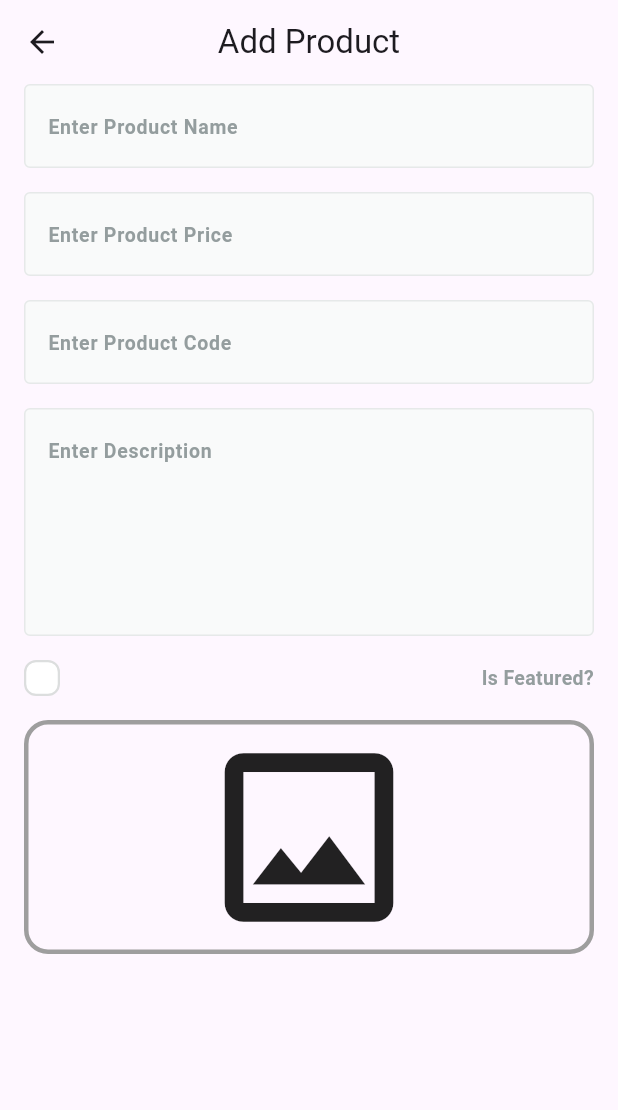
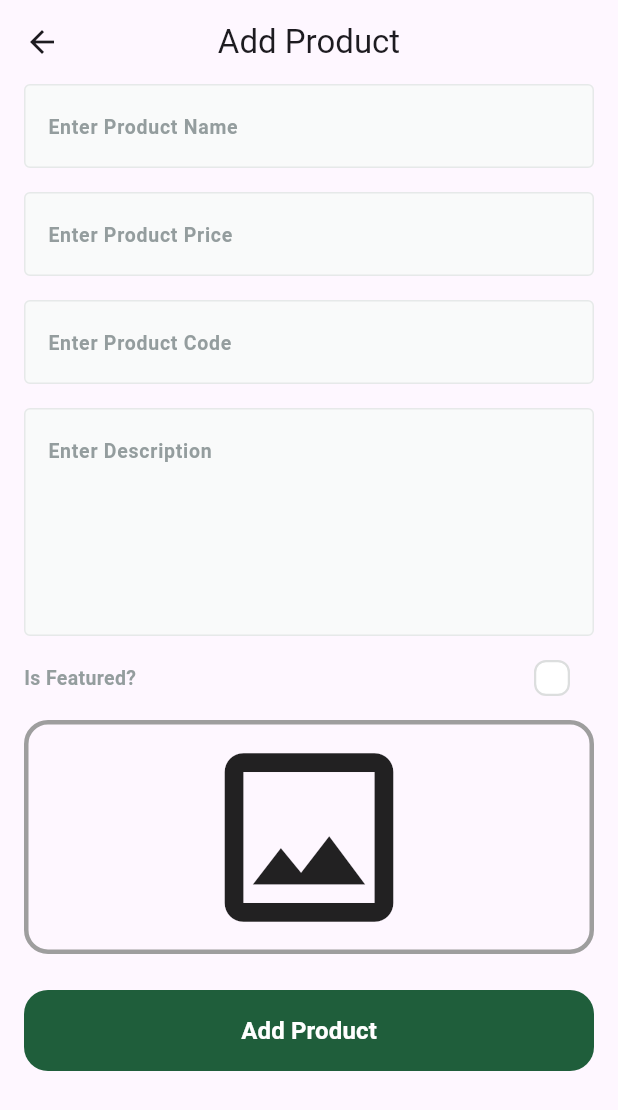
Before and after one commit to AmrElzohairy/fruits_hub_dashboard, a Flutter app: the AddProductView screen opened by its route, on a phone screen of 412 x 824 dp. Shown: the top 1110 px of the screen. Run offline on Flutter 3.47's test engine with Material 3 defaults, Android fonts, the phone set to English and light mode, and no system bars; drawn by our look-alikes of skeletonizer; our stand-ins replace firebase_core, image_picker; accounts and stored records are empty.

Commit message:
Add `AddProductInputEntity` and update `AddProductViewBody` with form validation and submission
- Introduced `AddProductInputEntity` to encapsulate product input data.
- Updated `AddProductViewBody` to include form validation, state management, and submission logic.
- Added `IsFeaturedChecked` widget for

```diff
--- /dev/null
+++ b/lib/features/add_product/domain/entities/add_product_input_entity.dart
@@ -0,0 +1,13 @@
+import 'dart:io';
+
+class AddProductInputEntity {
+  final String name;
+  final String code;
+  final String description;
+  final num price;
+  final File image;
+  final bool isFeatured;
+  final String? imageUrl;
+
+  AddProductInputEntity({required this.name, required this.code, required this.description, required this.price, required this.image, required this.isFeatured,  this.imageUrl});
+}
--- a/lib/features/add_product/presentation/ui/widgets/add_product_view_body.dart
+++ b/lib/features/add_product/presentation/ui/widgets/add_product_view_body.dart
@@ -1,7 +1,11 @@
+import 'dart:io';
+
 import 'package:flutter/material.dart';
+import 'package:fruits_hub_dashboard/core/widgets/custom_button.dart';
 import 'package:fruits_hub_dashboard/core/widgets/custom_text_form_feild.dart';
+import 'package:fruits_hub_dashboard/features/add_product/domain/entities/add_product_input_entity.dart';
 import 'package:fruits_hub_dashboard/features/add_product/presentation/ui/widgets/image_field.dart';
-import 'package:fruits_hub_dashboard/features/add_product/presentation/ui/widgets/terms_an_conditions.dart';
+import 'package:fruits_hub_dashboard/features/add_product/presentation/ui/widgets/is_featured_checked.dart';
 
 class AddProductViewBody extends StatefulWidget {
   const AddProductViewBody({super.key});
@@ -13,6 +17,10 @@ class AddProductViewBody extends StatefulWidget {
 class _AddProductViewBodyState extends State<AddProductViewBody> {
   final GlobalKey<FormState> _formKey = GlobalKey<FormState>();
   AutovalidateMode autovalidateMode = AutovalidateMode.disabled;
+  late String name, code, description;
+  late num price;
+  bool isFeatured = false;
+  File? pickedImage;
   @override
   Widget build(BuildContext context) {
     return Padding(
@@ -23,28 +31,40 @@ class _AddProductViewBodyState extends State<AddProductViewBody> {
           autovalidateMode: AutovalidateMode.disabled,
           child: Column(
             children: [
-                const CustomTextFormField(
+              CustomTextFormField(
+                onSaved: (value) {
+                  name = value!;
+                },
                 hintText: "Enter Product Name",
                 textInputType: TextInputType.text,
               ),
               const SizedBox(
                 height: 16,
               ),
-                const CustomTextFormField(
+              CustomTextFormField(
+                onSaved: (value) {
+                  price = num.parse(value!);
+                },
                 hintText: "Enter Product Price",
                 textInputType: TextInputType.number,
               ),
               const SizedBox(
                 height: 16,
               ),
-                const CustomTextFormField(
+              CustomTextFormField(
+                onSaved: (value) {
+                  code = value!.toLowerCase();
+                },
                 hintText: "Enter Product Code",
-                  textInputType: TextInputType.number,
+                textInputType: TextInputType.text,
               ),
               const SizedBox(
                 height: 16,
               ),
-                const CustomTextFormField(
+              CustomTextFormField(
+                onSaved: (value) {
+                  description = value!;
+                },
                 hintText: "Enter Description",
                 textInputType: TextInputType.text,
                 maxLines: 5,
@@ -53,19 +73,58 @@ class _AddProductViewBodyState extends State<AddProductViewBody> {
                 height: 16,
               ),
               IsFeaturedChecked(
-                  onChanged: (value) {},
+                onChanged: (value) {
+                  isFeatured = value;
+                },
               ),
               const SizedBox(
                 height: 16,
               ),
               ImageField(
-                  onValueChanged: (image) {},
+                onValueChanged: (image) {
+                  pickedImage = image;
+                },
               ),
               const SizedBox(
-                  height: 16,
+                height: 24,
+              ),
+              CustomButton(
+                onPressed: () {
+                  if (pickedImage != null) {
+                    if (_formKey.currentState!.validate()) {
+                      _formKey.currentState!.save();
+                      AddProductInputEntity(
+                          name: name,
+                          code: code,
+                          description: description,
+                          price: price,
+                          image: pickedImage!,
+                          isFeatured: isFeatured);
+                    } else {
+                      setState(() {
+                        autovalidateMode = AutovalidateMode.always;
+                      });
+                    }
+                  } else {
+                    showError(context);
+                  }
+                },
+                text: "Add Product",
+              ),
+              const SizedBox(
+                height: 24,
               ),
             ],
-            )),
+          ),
+        ),
+      ),
+    );
+  }
+
+  void showError(BuildContext context) {
+    ScaffoldMessenger.of(context).showSnackBar(
+      const SnackBar(
+        content: Text("Please Select Product Image"),
       ),
     );
   }
--- a/lib/features/add_product/presentation/ui/widgets/terms_an_conditions.dart
+++ b/lib/features/add_product/presentation/ui/widgets/is_featured_checked.dart
@@ -17,17 +17,6 @@ class _IsFeaturedCheckedState extends State<IsFeaturedChecked> {
   Widget build(BuildContext context) {
     return Row(
       children: [
-        CustomCheckBox(
-          onChecked: (value) {
-            isTermsAccepted = value;
-            widget.onChanged(value);
-            setState(() {});
-          },
-          isChecked: isTermsAccepted,
-        ),
-        const SizedBox(
-          width: 16,
-        ),
         Expanded(
           child: Text.rich(
             TextSpan(
@@ -40,9 +29,19 @@ class _IsFeaturedCheckedState extends State<IsFeaturedChecked> {
                 ),
               ],
             ),
-            textAlign: TextAlign.right,
           ),
-        )
+        ),
+        CustomCheckBox(
+          onChecked: (value) {
+            isTermsAccepted = value;
+            widget.onChanged(value);
+            setState(() {});
+          },
+          isChecked: isTermsAccepted,
+        ),
+        const SizedBox(
+          width: 16,
+        ),
       ],
     );
   }
```
Lines whose indentation alone changed are shown as unchanged.
